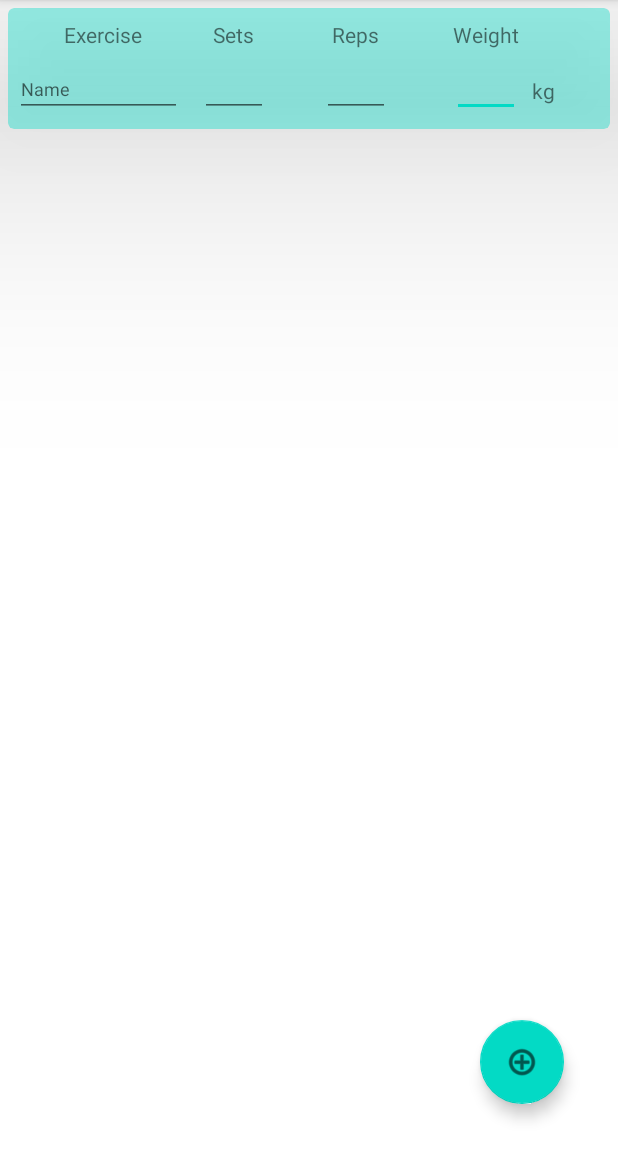
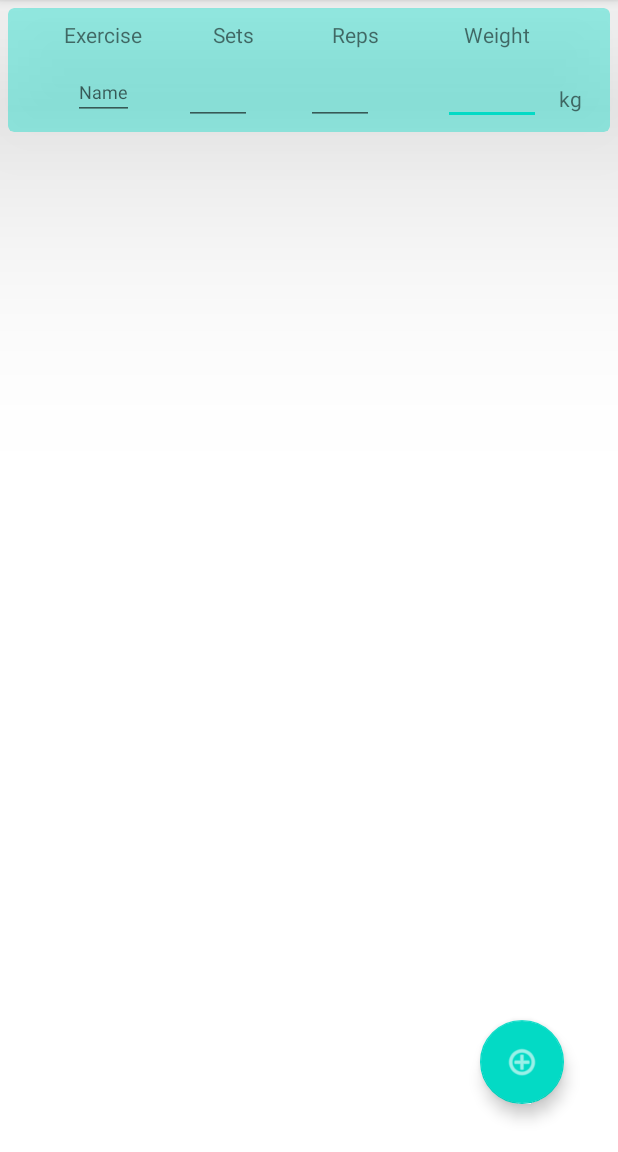
Before and after one commit to mandi234/TrainingTrackr, an Android app: the ExercisesActivity screen opened directly, with no data from a screen before it, after a tap on an icon or button, on a phone screen of 412 x 824 dp, the part 84-1236 px from its top. Run offline under Robolectric (Android 15) with nearby library versions, the phone set to English and light mode, and no system bars; our stand-ins replace Room's generated code.

Commit message:
Layout refactors

```diff
--- a/app/src/main/res/layout/exercise_card_layout.xml
+++ b/app/src/main/res/layout/exercise_card_layout.xml
@@ -16,28 +16,30 @@
 
         <EditText
             android:id="@+id/weight_etn"
-            android:layout_width="45dp"
-            android:layout_height="37dp"
+            android:layout_width="65dp"
+            android:layout_height="wrap_content"
             android:layout_marginTop="8dp"
             android:ems="10"
             android:gravity="center_horizontal"
-            android:inputType="number"
+            android:inputType="numberDecimal"
             android:textSize="16sp"
-            app:layout_constraintEnd_toEndOf="@+id/weight_tv"
-            app:layout_constraintStart_toStartOf="@+id/weight_tv"
+            app:layout_constraintEnd_toEndOf="parent"
+            app:layout_constraintStart_toEndOf="@+id/reps_etn"
             app:layout_constraintTop_toBottomOf="@+id/weight_tv" />
 
         <EditText
             android:id="@+id/reps_etn"
             android:layout_width="45dp"
-            android:layout_height="37dp"
+            android:layout_height="wrap_content"
+            android:layout_marginStart="32dp"
+            android:layout_marginLeft="32dp"
             android:layout_marginTop="8dp"
             android:ems="10"
             android:gravity="center_horizontal"
             android:inputType="number"
             android:textSize="16sp"
             app:layout_constraintEnd_toEndOf="@+id/tv2"
-            app:layout_constraintStart_toStartOf="@+id/tv2"
+            app:layout_constraintStart_toEndOf="@+id/sets_etn"
             app:layout_constraintTop_toBottomOf="@+id/tv2" />
 
         <TextView
@@ -82,14 +84,16 @@
             android:layout_marginTop="8dp"
             android:text="Weight"
             app:layout_constraintEnd_toEndOf="parent"
-            app:layout_constraintHorizontal_bias="0.448"
+            app:layout_constraintHorizontal_bias="0.518"
             app:layout_constraintStart_toEndOf="@+id/tv2"
             app:layout_constraintTop_toTopOf="parent" />
 
         <EditText
             android:id="@+id/sets_etn"
             android:layout_width="45dp"
-            android:layout_height="37dp"
+            android:layout_height="wrap_content"
+            android:layout_marginStart="32dp"
+            android:layout_marginLeft="32dp"
             android:layout_marginTop="8dp"
             android:ems="10"
             android:gravity="center_horizontal"
@@ -98,15 +102,15 @@
             android:textAllCaps="true"
             android:textSize="16sp"
             app:layout_constraintEnd_toEndOf="@+id/sets_tv"
-            app:layout_constraintStart_toStartOf="@+id/sets_tv"
+            app:layout_constraintStart_toEndOf="@+id/exerciseName_actv"
             app:layout_constraintTop_toBottomOf="@+id/sets_tv" />
 
         <TextView
             android:id="@+id/textView"
             android:layout_width="wrap_content"
             android:layout_height="wrap_content"
-            android:layout_marginStart="8dp"
-            android:layout_marginLeft="8dp"
+            android:layout_marginStart="12dp"
+            android:layout_marginLeft="12dp"
             android:layout_marginBottom="8dp"
             android:text="kg"
             app:layout_constraintBottom_toBottomOf="@+id/weight_etn"
@@ -114,8 +118,8 @@
 
         <AutoCompleteTextView
             android:id="@+id/exerciseName_actv"
-            android:layout_width="111dp"
-            android:layout_height="35dp"
+            android:layout_width="wrap_content"
+            android:layout_height="wrap_content"
             android:layout_marginTop="10dp"
             android:layout_marginBottom="8dp"
             android:hint="Name"
--- a/app/src/main/res/values/themes.xml
+++ b/app/src/main/res/values/themes.xml
@@ -8,7 +8,7 @@
         <!-- Secondary brand color. -->
         <item name="colorSecondary">@color/teal_200</item>
         <item name="colorSecondaryVariant">@color/teal_700</item>
-        <item name="colorOnSecondary">@color/black</item>
+        <item name="colorOnSecondary">@color/white</item>
         <!-- Status bar color. -->
         <item name="android:statusBarColor" tools:targetApi="l">?attr/colorPrimaryVariant</item>
         <!-- Customize your theme here. -->
```
Also changed, not shown: app/src/main/res/layout/training_card_layout.xml (+10 -10 lines).
